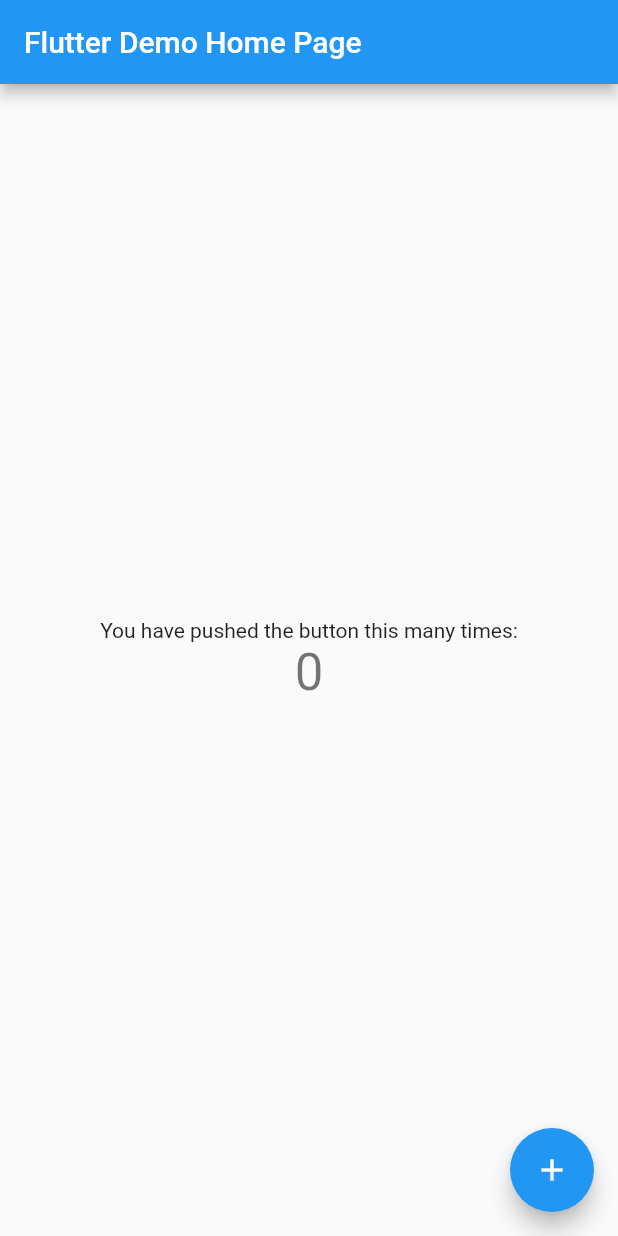
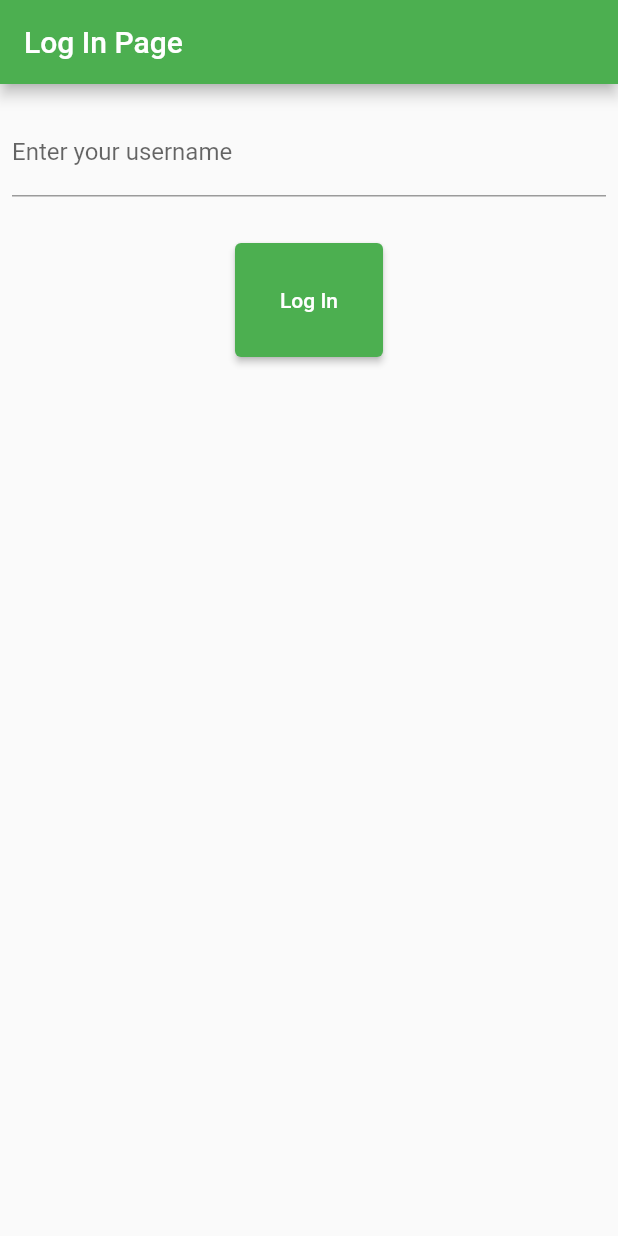
Before and after one commit to Enactus-New-Beginnings/mobile-app-flutter, a Flutter app: the screen it shows after launch, on a phone screen of 412 x 824 dp. Run offline on Flutter 3.47's test engine with Material 2 defaults, Android fonts, the phone set to English and light mode, and no system bars.

Commit message:
Log in page.

```diff
--- a/lib/main.dart
+++ b/lib/main.dart
@@ -1,115 +1,50 @@
 import 'package:flutter/material.dart';
 
-void main() {
-  runApp(const MyApp());
+void main() => runApp(const MyHomePage());
+
+class MyHomePage extends StatefulWidget {
+  const MyHomePage({super.key});
+
+  @override
+  State<MyHomePage> createState() {
+    return _MyHomePageState();
+  }
 }
 
-class MyApp extends StatelessWidget {
-  const MyApp({super.key});
+class _MyHomePageState extends State<MyHomePage> {
 
-  // This widget is the root of your application.
   @override
   Widget build(BuildContext context) {
     return MaterialApp(
-      title: 'Flutter Demo',
-      theme: ThemeData(
-        // This is the theme of your application.
-        //
-        // Try running your application with "flutter run". You'll see the
-        // application has a blue toolbar. Then, without quitting the app, try
-        // changing the primarySwatch below to Colors.green and then invoke
-        // "hot reload" (press "r" in the console where you ran "flutter run",
-        // or simply save your changes to "hot reload" in a Flutter IDE).
-        // Notice that the counter didn't reset back to zero; the application
-        // is not restarted.
-        primarySwatch: Colors.blue,
-      ),
-      home: const MyHomePage(title: 'Flutter Demo Home Page'),
-    );
+        theme: ThemeData(
+          primarySwatch: Colors.green,
+        ),
+        home: Scaffold(
+          appBar: AppBar(
+            title: const Text('Log In Page'),
+          ),
+          body: Center(
+              child: Column(children: <Widget>[
+                Padding(
+                  padding: const EdgeInsets.symmetric(horizontal: 8, vertical: 16),
+                  child: TextFormField(
+                    decoration: const InputDecoration(
+                      border: UnderlineInputBorder(),
+                      labelText: 'Enter your username',
+                    ),
+                  ),
+                ),
+                Container(
+                    margin: const EdgeInsets.all(15),
+                    child: ElevatedButton(
+                      onPressed: () async {
+                      },
+                      style: ElevatedButton.styleFrom(
+                        padding: const EdgeInsets.all(30),
+                      ),
+                      child: const Text('Log In'),
+                    )),
+              ])),
+        ));
   }
 }
-
-class MyHomePage extends StatefulWidget {
-  const MyHomePage({super.key, required this.title});
-
-  // This widget is the home page of your application. It is stateful, meaning
-  // that it has a State object (defined below) that contains fields that affect
-  // how it looks.
-
-  // This class is the configuration for the state. It holds the values (in this
-  // case the title) provided by the parent (in this case the App widget) and
-  // used by the build method of the State. Fields in a Widget subclass are
-  // always marked "final".
-
-  final String title;
-
-  @override
-  State<MyHomePage> createState() => _MyHomePageState();
-}
-
-class _MyHomePageState extends State<MyHomePage> {
-  int _counter = 0;
-
-  void _incrementCounter() {
-    setState(() {
-      // This call to setState tells the Flutter framework that something has
-      // changed in this State, which causes it to rerun the build method below
-      // so that the display can reflect the updated values. If we changed
-      // _counter without calling setState(), then the build method would not be
-      // called again, and so nothing would appear to happen.
-      _counter++;
-    });
-  }
-
-  @override
-  Widget build(BuildContext context) {
-    // This method is rerun every time setState is called, for instance as done
-    // by the _incrementCounter method above.
-    //
-    // The Flutter framework has been optimized to make rerunning build methods
-    // fast, so that you can just rebuild anything that needs updating rather
-    // than having to individually change instances of widgets.
-    return Scaffold(
-      appBar: AppBar(
-        // Here we take the value from the MyHomePage object that was created by
-        // the App.build method, and use it to set our appbar title.
-        title: Text(widget.title),
-      ),
-      body: Center(
-        // Center is a layout widget. It takes a single child and positions it
-        // in the middle of the parent.
-        child: Column(
-          // Column is also a layout widget. It takes a list of children and
-          // arranges them vertically. By default, it sizes itself to fit its
-          // children horizontally, and tries to be as tall as its parent.
-          //
-          // Invoke "debug painting" (press "p" in the console, choose the
-          // "Toggle Debug Paint" action from the Flutter Inspector in Android
-          // Studio, or the "Toggle Debug Paint" command in Visual Studio Code)
-          // to see the wireframe for each widget.
-          //
-          // Column has various properties to control how it sizes itself and
-          // how it positions its children. Here we use mainAxisAlignment to
-          // center the children vertically; the main axis here is the vertical
-          // axis because Columns are vertical (the cross axis would be
-          // horizontal).
-          mainAxisAlignment: MainAxisAlignment.center,
-          children: <Widget>[
-            const Text(
-              'You have pushed the button this many times:',
-            ),
-            Text(
-              '$_counter',
-              style: Theme.of(context).textTheme.headline4,
-            ),
-          ],
-        ),
-      ),
-      floatingActionButton: FloatingActionButton(
-        onPressed: _incrementCounter,
-        tooltip: 'Increment',
-        child: const Icon(Icons.add),
-      ), // This trailing comma makes auto-formatting nicer for build methods.
-    );
-  }
-}
```
